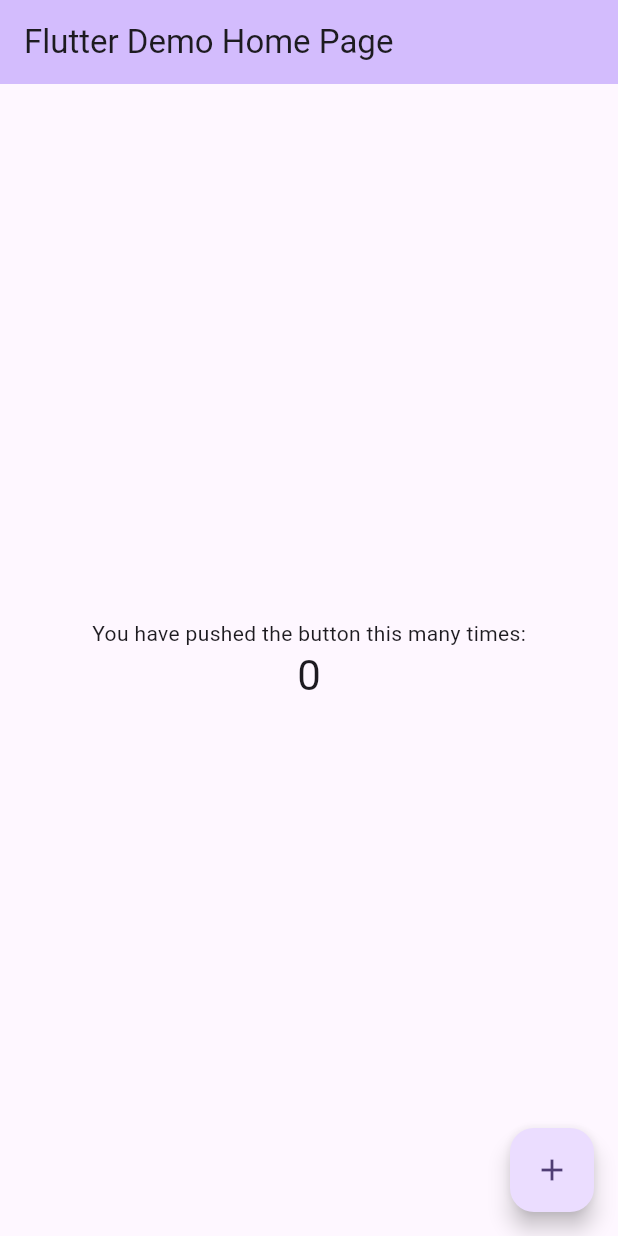
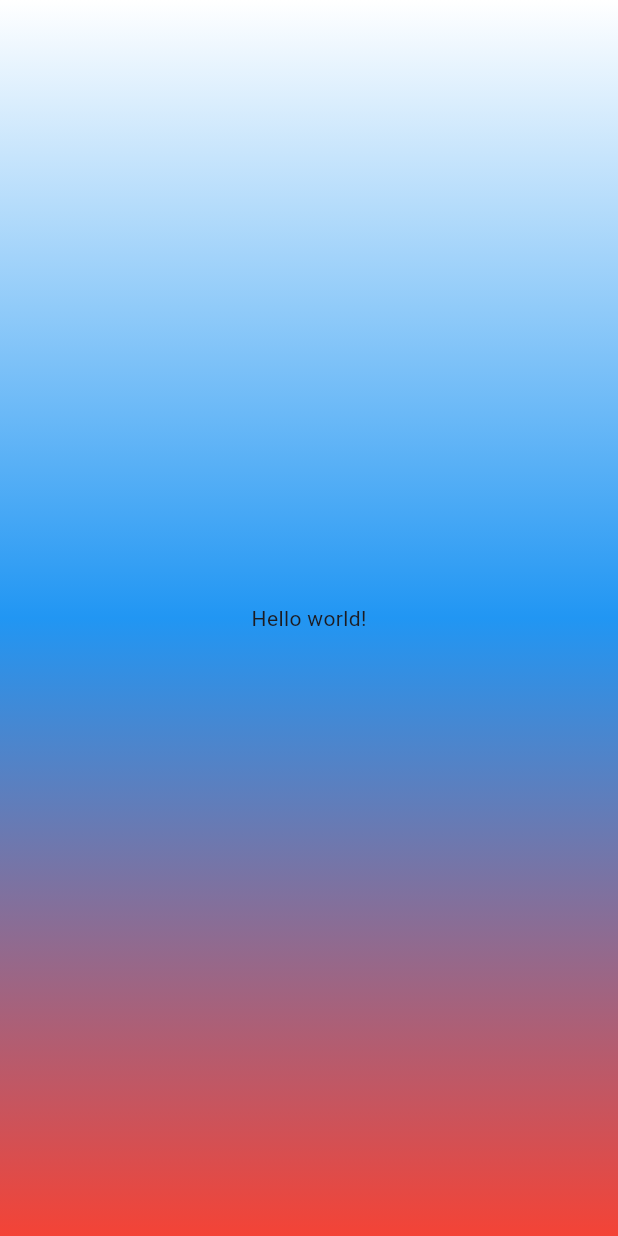
Before and after one commit to shcmal-chel/flutter-lab3, a Flutter app: the screen it shows after launch, on a phone screen of 412 x 824 dp. Run offline on Flutter 3.47's test engine with Material 3 defaults, Android fonts, the light colour scheme and no system bars.

Commit message:
Create basic UI with gradient background and styled text

```diff
--- a/lib/main.dart
+++ b/lib/main.dart
@@ -1,122 +1,27 @@
 import 'package:flutter/material.dart';
 
-void main() {
-  runApp(const MyApp());
+void main(){
+  runApp(MaterialApp(
+    debugShowCheckedModeBanner: false,
+    home: (Scaffold(
+      body: Container(
+        decoration: BoxDecoration(
+          gradient: LinearGradient(
+            colors: [
+              Colors.white,
+              Colors.blue,
+              Colors.red
+            ],
+            begin: Alignment.topCenter,
+            end: Alignment.bottomCenter,
+          ),
+        ),
+        child: Center(
+          child: Text(
+            "Hello world!"),
+            ),
+          ),
+        )),
+    ),
+  );
 }
-
-class MyApp extends StatelessWidget {
-  const MyApp({super.key});
-
-  // This widget is the root of your application.
-  @override
-  Widget build(BuildContext context) {
-    return MaterialApp(
-      title: 'Flutter Demo',
-      theme: ThemeData(
-        // This is the theme of your application.
-        //
-        // TRY THIS: Try running your application with "flutter run". You'll see
-        // the application has a purple toolbar. Then, without quitting the app,
-        // try changing the seedColor in the colorScheme below to Colors.green
-        // and then invoke "hot reload" (save your changes or press the "hot
-        // reload" button in a Flutter-supported IDE, or press "r" if you used
-        // the command line to start the app).
-        //
-        // Notice that the counter didn't reset back to zero; the application
-        // state is not lost during the reload. To reset the state, use hot
-        // restart instead.
-        //
-        // This works for code too, not just values: Most code changes can be
-        // tested with just a hot reload.
-        colorScheme: .fromSeed(seedColor: Colors.deepPurple),
-      ),
-      home: const MyHomePage(title: 'Flutter Demo Home Page'),
-    );
-  }
-}
-
-class MyHomePage extends StatefulWidget {
-  const MyHomePage({super.key, required this.title});
-
-  // This widget is the home page of your application. It is stateful, meaning
-  // that it has a State object (defined below) that contains fields that affect
-  // how it looks.
-
-  // This class is the configuration for the state. It holds the values (in this
-  // case the title) provided by the parent (in this case the App widget) and
-  // used by the build method of the State. Fields in a Widget subclass are
-  // always marked "final".
-
-  final String title;
-
-  @override
-  State<MyHomePage> createState() => _MyHomePageState();
-}
-
-class _MyHomePageState extends State<MyHomePage> {
-  int _counter = 0;
-
-  void _incrementCounter() {
-    setState(() {
-      // This call to setState tells the Flutter framework that something has
-      // changed in this State, which causes it to rerun the build method below
-      // so that the display can reflect the updated values. If we changed
-      // _counter without calling setState(), then the build method would not be
-      // called again, and so nothing would appear to happen.
-      _counter++;
-    });
-  }
-
-  @override
-  Widget build(BuildContext context) {
-    // This method is rerun every time setState is called, for instance as done
-    // by the _incrementCounter method above.
-    //
-    // The Flutter framework has been optimized to make rerunning build methods
-    // fast, so that you can just rebuild anything that needs updating rather
-    // than having to individually change instances of widgets.
-    return Scaffold(
-      appBar: AppBar(
-        // TRY THIS: Try changing the color here to a specific color (to
-        // Colors.amber, perhaps?) and trigger a hot reload to see the AppBar
-        // change color while the other colors stay the same.
-        backgroundColor: Theme.of(context).colorScheme.inversePrimary,
-        // Here we take the value from the MyHomePage object that was created by
-        // the App.build method, and use it to set our appbar title.
-        title: Text(widget.title),
-      ),
-      body: Center(
-        // Center is a layout widget. It takes a single child and positions it
-        // in the middle of the parent.
-        child: Column(
-          // Column is also a layout widget. It takes a list of children and
-          // arranges them vertically. By default, it sizes itself to fit its
-          // children horizontally, and tries to be as tall as its parent.
-          //
-          // Column has various properties to control how it sizes itself and
-          // how it positions its children. Here we use mainAxisAlignment to
-          // center the children vertically; the main axis here is the vertical
-          // axis because Columns are vertical (the cross axis would be
-          // horizontal).
-          //
-          // TRY THIS: Invoke "debug painting" (choose the "Toggle Debug Paint"
-          // action in the IDE, or press "p" in the console), to see the
-          // wireframe for each widget.
-          mainAxisAlignment: .center,
-          children: [
-            const Text('You have pushed the button this many times:'),
-            Text(
-              '$_counter',
-              style: Theme.of(context).textTheme.headlineMedium,
-            ),
-          ],
-        ),
-      ),
-      floatingActionButton: FloatingActionButton(
-        onPressed: _incrementCounter,
-        tooltip: 'Increment',
-        child: const Icon(Icons.add),
-      ),
-    );
-  }
-}
```
Also changed, not shown: img/step2_Shma.png (added), 1 other file.
